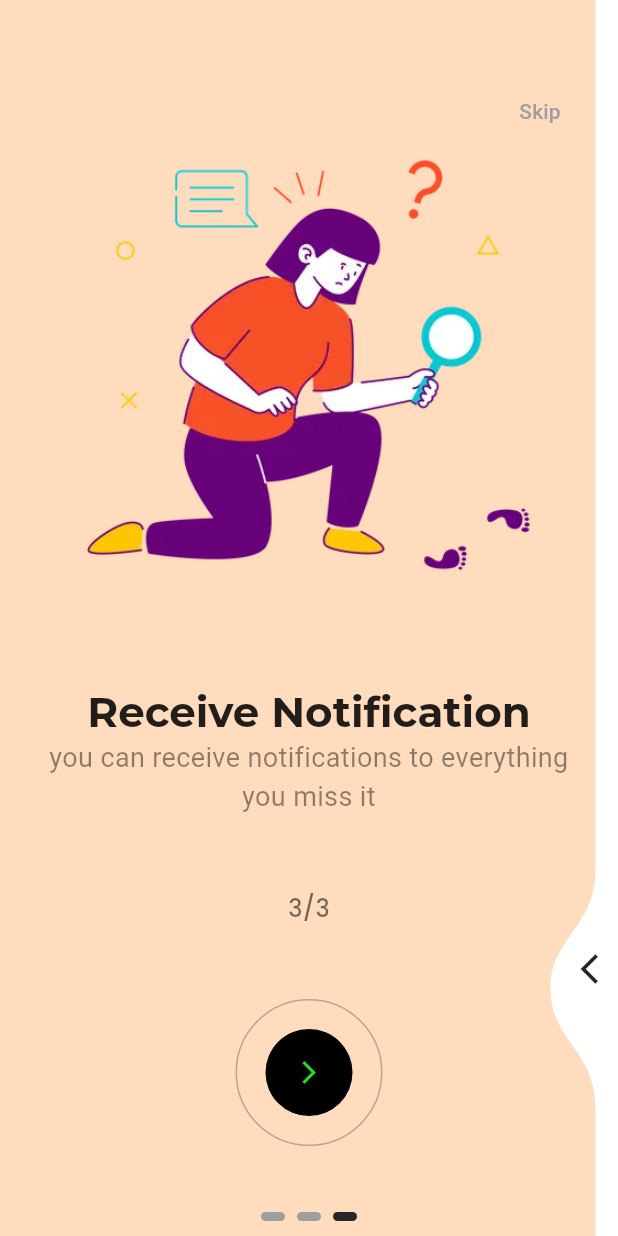
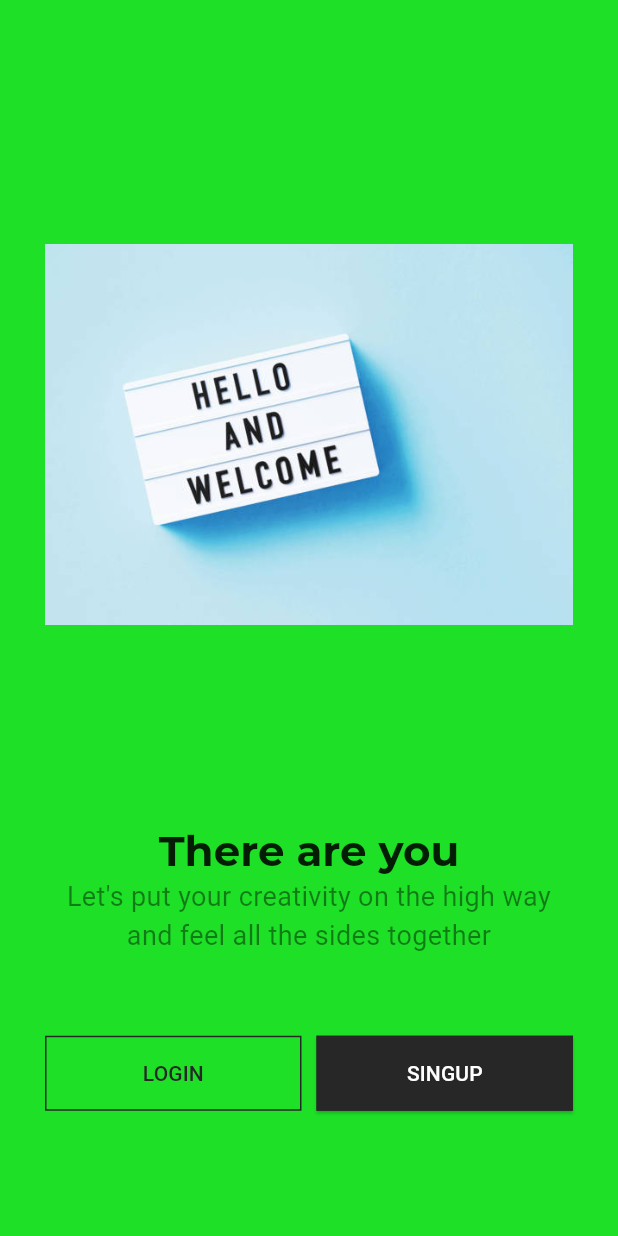
Before and after one commit to AhmedMBA6/flutter_registration_app, a Flutter app: the screen it shows after launch, after a tap on the "arrow forward ios" icon, after a tap on "Skip", on a phone screen of 412 x 824 dp. Run offline on Flutter 3.47's test engine with Material 3 defaults, Android fonts, the phone set to English and light mode, and no system bars; drawn by our look-alikes of liquid_swipe, smooth_page_indicator; our stand-ins replace get, google_fonts.

Commit message:
Welcome Screen Edit to Login or Signup

```diff
--- a/lib/main.dart
+++ b/lib/main.dart
@@ -13,8 +13,8 @@ class MyApp extends StatelessWidget {
     return GetMaterialApp(
       debugShowCheckedModeBanner: false,
       theme: TeamAppTheme.lightTheme,
-      // darkTheme: TeamAppColors.darkTheme,
-      // themeMode: ThemeMode.system,
+      darkTheme: TeamAppTheme.darkTheme,
+      themeMode: ThemeMode.system,
       home: SplashScreen(),
     );
   }
@@ -43,9 +43,18 @@ class _HomePageState extends State<HomePage> {
         padding: const EdgeInsets.all(20.0),
         child: ListView(
           children: [
-             Text("Heading", style: Theme.of(context).textTheme.headlineMedium,),
-             Text("Sub-heading", style: Theme.of(context).textTheme.titleMedium,),
-             Text("Paragraph", style: Theme.of(context).textTheme.bodyMedium,),
+            Text(
+              "Heading",
+              style: Theme.of(context).textTheme.headlineMedium,
+            ),
+            Text(
+              "Sub-heading",
+              style: Theme.of(context).textTheme.titleMedium,
+            ),
+            Text(
+              "Paragraph",
+              style: Theme.of(context).textTheme.bodyMedium,
+            ),
             ElevatedButton(
                 onPressed: () {}, child: const Text("Elvated Button")),
             OutlinedButton(
--- a/lib/src/constants/image_strings.dart
+++ b/lib/src/constants/image_strings.dart
@@ -7,3 +7,6 @@
 const String onBoardingImage1 = "assets/images/on_boarding_images/oimage1.png";
 const String onBoardingImage2 = "assets/images/on_boarding_images/oimage2.png";
 const String onBoardingImage3 = "assets/images/on_boarding_images/oimage3.png";
+
+// --WelcomeImage==
+const String welcomeImage = "assets/images/welcom_images/welcomeImage.png";
--- a/lib/src/constants/sizes.dart
+++ b/lib/src/constants/sizes.dart
@@ -1,2 +1,3 @@
 const defaultSize = 30.0;
 const splashContainerSize = 30.0;
+const buttonHeight = 15.0;
--- a/lib/src/constants/text_strings.dart
+++ b/lib/src/constants/text_strings.dart
@@ -14,3 +14,13 @@ const String tOnBoardingSubTitle3 = "you can receive notifications to everything
 const String tOnBoardingCounter1 = "1/3";
 const String tOnBoardingCounter2 = "2/3";
 const String tOnBoardingCounter3 = "3/3";
+
+
+// --Welcome Text--
+const String tWelcomeTitle = "There are you";
+const String tWelcomeSubTitle = "Let's put your creativity on the high way and feel all the sides together";
+
+
+// --Generic Text --
+const String tLogin = "Login";
+const String tSingup = "SingUp";
--- a/lib/src/features/authentication/controllers/on_boarding_controller.dart
+++ b/lib/src/features/authentication/controllers/on_boarding_controller.dart
@@ -3,10 +3,12 @@ import 'package:flutter_registration_app/src/constants/image_strings.dart';
 import 'package:flutter_registration_app/src/constants/text_strings.dart';
 import 'package:flutter_registration_app/src/features/authentication/models/model_on_boarding.dart';
 import 'package:flutter_registration_app/src/features/authentication/screens/on_boarding/on_boarding_page_widget.dart';
+import 'package:flutter_registration_app/src/features/authentication/screens/welcome/welcome_screen.dart';
 import 'package:get/get.dart';
 import 'package:liquid_swipe/PageHelpers/LiquidController.dart';
 
 class OnBoardingController extends GetxController {
+  static OnBoardingController get find => Get.find();
   RxInt currentPage = 0.obs;
 
   final controller = LiquidController();
@@ -40,7 +42,8 @@ class OnBoardingController extends GetxController {
       ),
     ),
   ];
-  skip() => controller.jumpToPage(page: 2);
+  skip() => Get.to(() => WelcomeScreen());
+  // controller.jumpToPage(page: 2);
   animateToNextSlide() {
     int nextPage = controller.currentPage + 1;
     controller.animateToPage(page: nextPage);
@@ -48,5 +51,4 @@ class OnBoardingController extends GetxController {
 
   onPageChangeCallback(int activePageIndex) =>
       currentPage.value = activePageIndex;
-
 }
--- /dev/null
+++ b/lib/src/features/authentication/screens/welcome/welcome_screen.dart
@@ -0,0 +1,61 @@
+import 'package:flutter/material.dart';
+import 'package:flutter_registration_app/src/constants/colors.dart';
+import 'package:flutter_registration_app/src/constants/image_strings.dart';
+import 'package:flutter_registration_app/src/constants/sizes.dart';
+import 'package:flutter_registration_app/src/constants/text_strings.dart';
+
+class WelcomeScreen extends StatelessWidget {
+  const WelcomeScreen({super.key});
+
+  @override
+  Widget build(BuildContext context) {
+    var mediaQuery = MediaQuery.of(context);
+    var hieght = mediaQuery.size.height;
+    var brightness = mediaQuery.platformBrightness;
+    final isDarkMode = brightness == Brightness.dark;
+    return Scaffold(
+      backgroundColor: isDarkMode ? teamSecondaryColor : teamPrimaryColor,
+      body: Container(
+        padding: EdgeInsets.all(defaultSize),
+        child: Column(
+          mainAxisAlignment: MainAxisAlignment.spaceEvenly,
+          children: [
+            Image(
+              image: AssetImage(welcomeImage),
+              height: hieght * 0.5,
+            ),
+            Column(
+              children: [
+                Text(
+                  tWelcomeTitle,
+                  style: Theme.of(context).textTheme.headlineMedium,
+                ),
+                Text(
+                  tWelcomeSubTitle,
+                  style: Theme.of(context).textTheme.bodyMedium,
+                  textAlign: TextAlign.center,
+                ),
+              ],
+            ),
+            Row(
+              children: [
+                Expanded(
+                    child: OutlinedButton(
+                        onPressed: () {}, child: Text(tLogin.toUpperCase()))),
+                SizedBox(
+                  width: 10,
+                ),
+                Expanded(
+                  child: ElevatedButton(
+                    onPressed: () {},
+                    child: Text(tSingup.toUpperCase()),
+                  ),
+                ),
+              ],
+            )
+          ],
+        ),
+      ),
+    );
+  }
+}
--- a/lib/src/utils/themes/theme.dart
+++ b/lib/src/utils/themes/theme.dart
@@ -1,4 +1,6 @@
 import 'package:flutter/material.dart';
+import 'package:flutter_registration_app/src/utils/themes/widget_themes/elevated_button_theme.dart';
+import 'package:flutter_registration_app/src/utils/themes/widget_themes/outlined_button_theme.dart';
 import 'package:flutter_registration_app/src/utils/themes/widget_themes/text_theme.dart';
 
 class TeamAppTheme {
@@ -21,10 +23,15 @@ class TeamAppTheme {
         900: Color(0xE61ee127),
       }),
     ),
-      textTheme:TeamThemeText.lightTextTheme, );
+    textTheme: TeamThemeText.lightTextTheme,
+    outlinedButtonTheme: TeamOutlinedButtonTheme.lightOutlineButtonTheme,
+    elevatedButtonTheme: TeamElevatedButtonTheme.lightElevatedButtonTheme,
+  );
 
   static ThemeData darkTheme = ThemeData(
       textTheme: TeamThemeText.darkTextTheme,
+      outlinedButtonTheme: TeamOutlinedButtonTheme.darkOutlineButtonTheme,
+      elevatedButtonTheme: TeamElevatedButtonTheme.darkElevatedButtonTheme,
       // brightness: Brightness.dark,
       colorScheme: ColorScheme.fromSwatch(
         primarySwatch:
--- /dev/null
+++ b/lib/src/utils/themes/widget_themes/elevated_button_theme.dart
@@ -0,0 +1,27 @@
+import 'package:flutter/material.dart';
+import 'package:flutter_registration_app/src/constants/colors.dart';
+import 'package:flutter_registration_app/src/constants/sizes.dart';
+
+class TeamElevatedButtonTheme {
+  TeamElevatedButtonTheme ._();
+
+  static final lightElevatedButtonTheme = ElevatedButtonThemeData(
+    style: ElevatedButton.styleFrom(
+                          shape: RoundedRectangleBorder(),
+                          foregroundColor: teamWhiteColor,
+                          backgroundColor: teamSecondaryColor,
+                          side: BorderSide(color: teamSecondaryColor),
+                          padding: EdgeInsets.symmetric(vertical: buttonHeight),
+                        ),
+  );
+
+  static final darkElevatedButtonTheme = ElevatedButtonThemeData(
+    style: ElevatedButton.styleFrom(
+                          shape: RoundedRectangleBorder(),
+                          foregroundColor: teamSecondaryColor,
+                          backgroundColor: teamWhiteColor,
+                          side: BorderSide(color: teamSecondaryColor),
+                          padding: EdgeInsets.symmetric(vertical: buttonHeight),
+                        ),
+  );
+}
--- /dev/null
+++ b/lib/src/utils/themes/widget_themes/outlined_button_theme.dart
@@ -0,0 +1,25 @@
+import 'package:flutter/material.dart';
+import 'package:flutter_registration_app/src/constants/colors.dart';
+import 'package:flutter_registration_app/src/constants/sizes.dart';
+
+class TeamOutlinedButtonTheme {
+TeamOutlinedButtonTheme ._();
+
+static final lightOutlineButtonTheme = OutlinedButtonThemeData(
+  style: OutlinedButton.styleFrom(
+                          shape: RoundedRectangleBorder(),
+                          foregroundColor: teamSecondaryColor,
+                          side: BorderSide(color: teamSecondaryColor),
+                          padding: EdgeInsets.symmetric(vertical: buttonHeight),
+                        ),
+);
+
+static final darkOutlineButtonTheme = OutlinedButtonThemeData(
+  style: OutlinedButton.styleFrom(
+                          shape: RoundedRectangleBorder(),
+                          foregroundColor: teamWhiteColor,
+                          side: BorderSide(color: teamWhiteColor),
+                          padding: EdgeInsets.symmetric(vertical: buttonHeight),
+                        ),
+);
+}
--- a/pubspec.yaml
+++ b/pubspec.yaml
@@ -84,6 +84,7 @@ flutter:
     - assets/images/
     - assets/images/splash_images/
     - assets/images/on_boarding_images/
+    - assets/images/welcom_images/
   #   - images/a_dot_burr.jpeg
   #   - images/a_dot_ham.jpeg
 
```
Also changed, not shown: assets/images/welcom_images/welcomeImage.png (added). Lines whose indentation alone changed are shown as unchanged.
